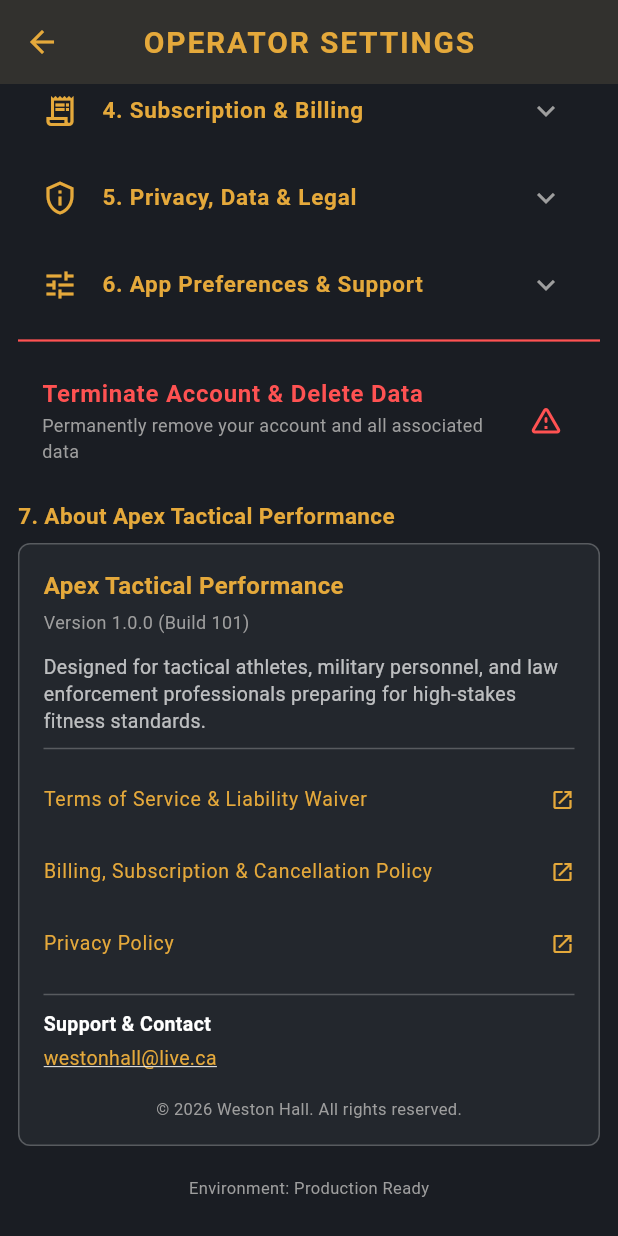
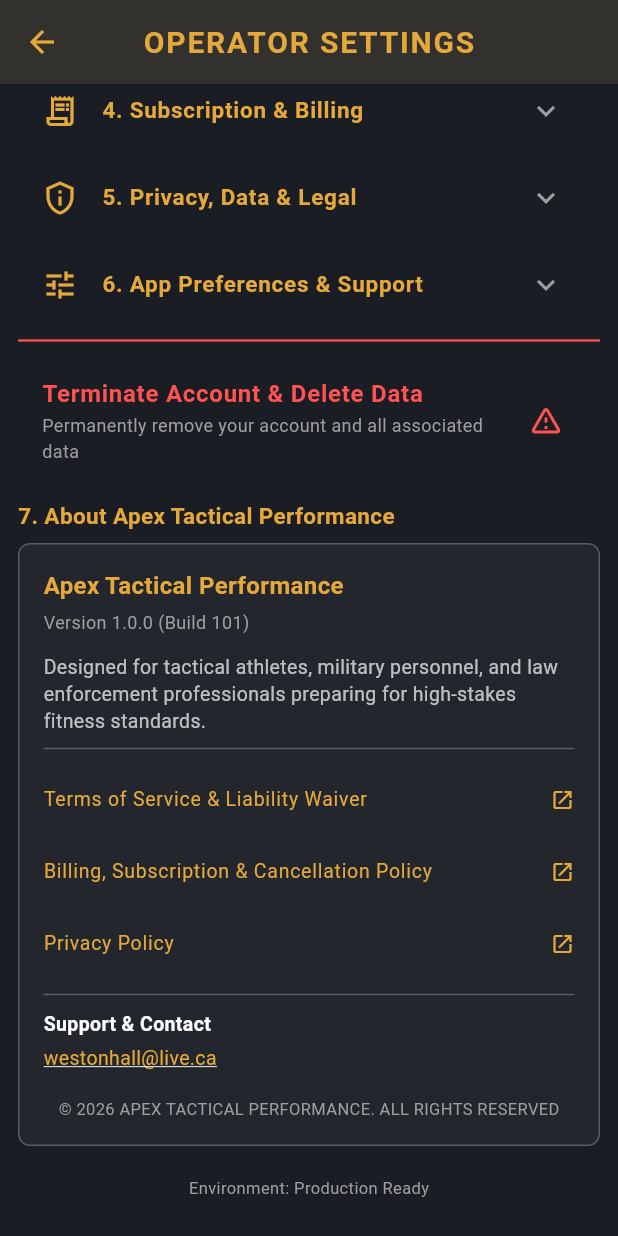
Before and after one commit to westondwhall/apex-tactical-fitness-frontend, a Flutter app: the UserSettingsScreen screen opened directly, scrolled down 197 dp, on a phone screen of 412 x 824 dp. Run offline on Flutter 3.47's test engine with Material 3 defaults, Android fonts, the phone set to English and light mode, and no system bars; our stand-ins replace hive_flutter, web; accounts and stored records are empty.

Commit message:
Update settings footer text

```diff
--- a/lib/screens/user_settings_screen.dart
+++ b/lib/screens/user_settings_screen.dart
@@ -518,7 +518,7 @@ class _UserSettingsScreenState extends State<UserSettingsScreen> {
                 const SizedBox(height: 16),
                 const Center(
                   child: Text(
-                    '© 2026 Weston Hall. All rights reserved.',
+                    '© 2026 APEX TACTICAL PERFORMANCE. ALL RIGHTS RESERVED',
                     style: TextStyle(color: Colors.grey, fontSize: 11),
                   ),
                 ),
```
